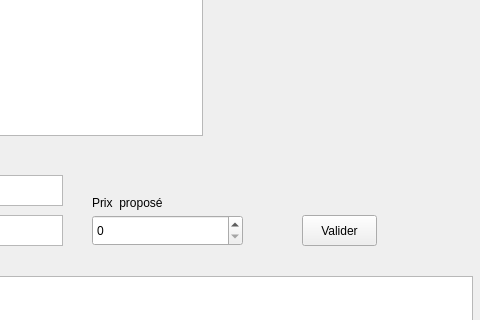
This is mainWindow.ui in super-cinnamon/E-commerce-REST-API-app as Qt 5 draws it before an edit; both pictures show x 408 to 888 and y 95 to 415 of the 888 by 616 pixel window. The edited form follows.
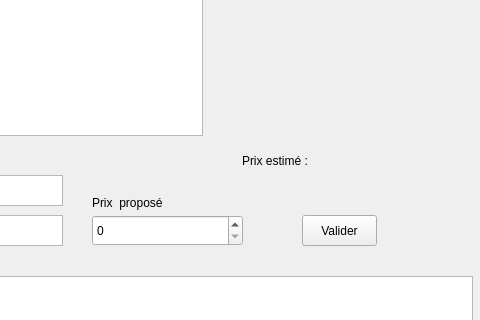
This is the edited form. Icons and pictures are not drawn.

Diff of the .ui file:
```diff
--- a/mainWindow.ui
+++ b/mainWindow.ui
@@ -143,6 +143,19 @@
     </rect>
    </property>
   </widget>
+  <widget class="QLabel" name="prix_estime">
+   <property name="geometry">
+    <rect>
+     <x>650</x>
+     <y>240</y>
+     <width>201</width>
+     <height>31</height>
+    </rect>
+   </property>
+   <property name="text">
+    <string>Prix estimé : </string>
+   </property>
+  </widget>
  </widget>
  <resources/>
  <connections/>
```
